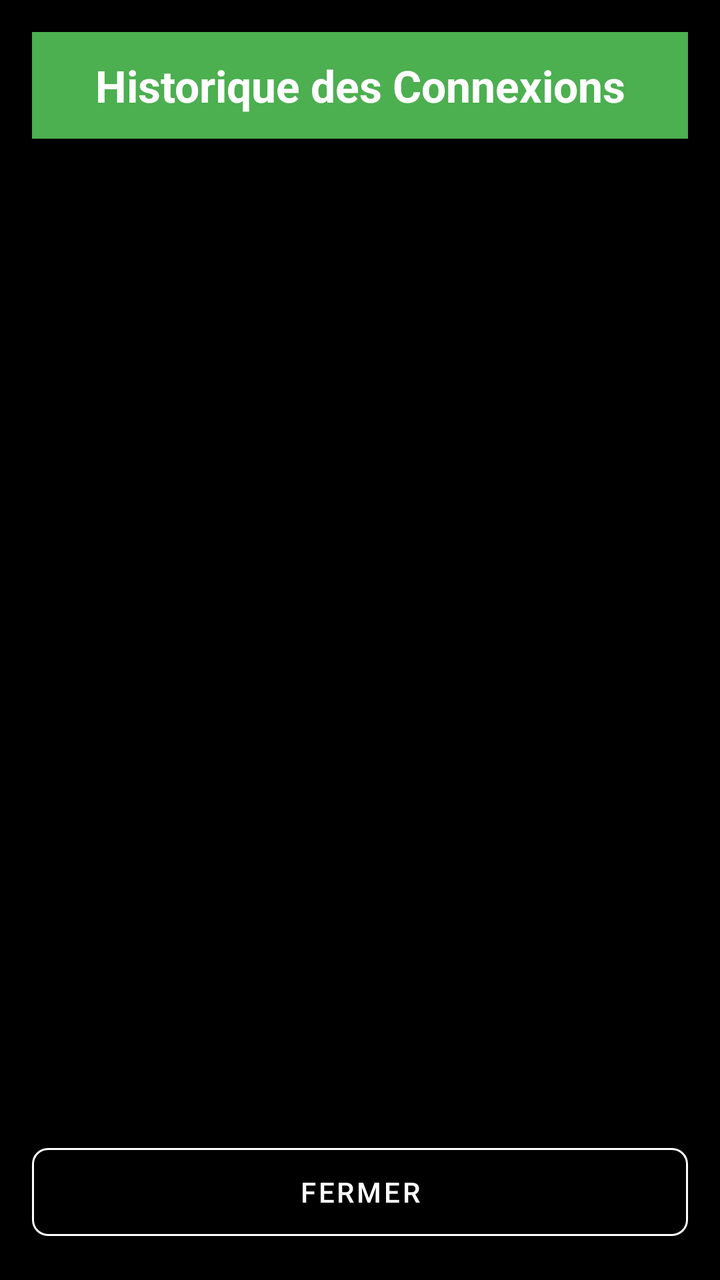
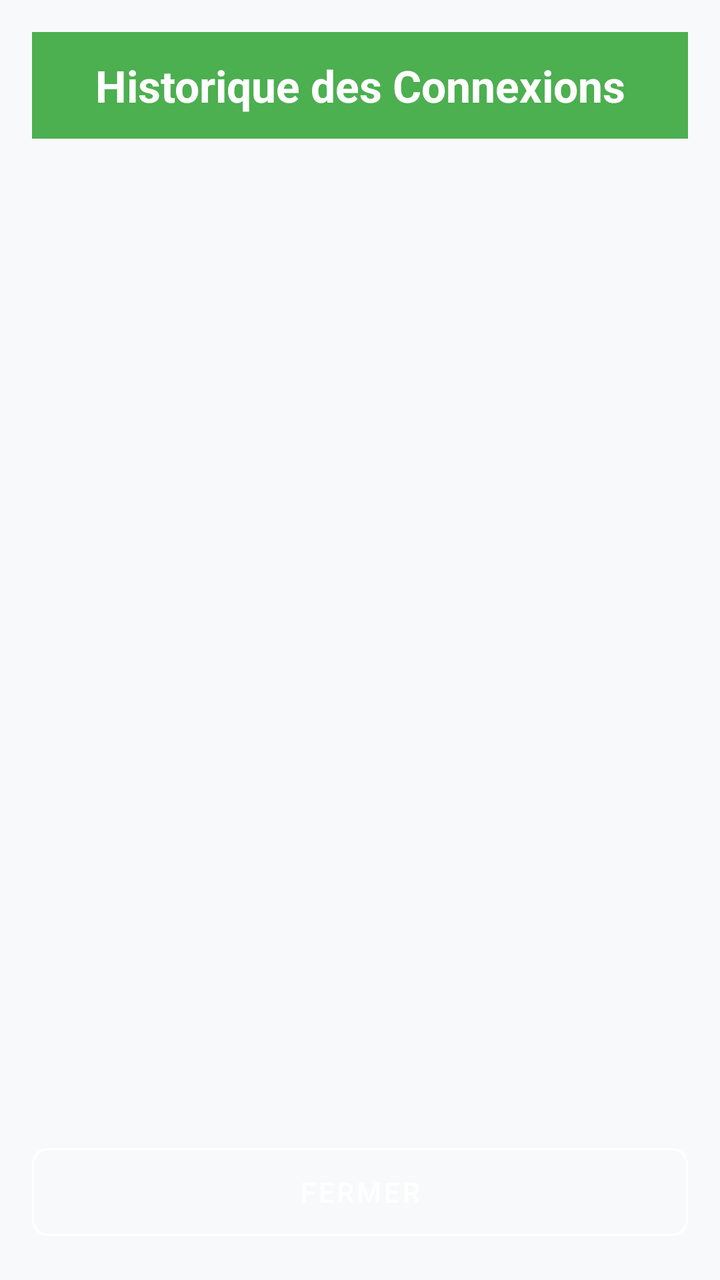

The first picture is an Android layout as it rendered before a commit; the second is the same layout after the commit. The layout source and the unified diff follow.
<!-- AndroidManifest.xml: application theme Theme.Poulailler_copilot -->
<!-- res/layout/activity_login_history.xml -->
<?xml version="1.0" encoding="utf-8"?>
<LinearLayout xmlns:android="http://schemas.android.com/apk/res/android"
    xmlns:app="http://schemas.android.com/apk/res-auto"
    android:layout_width="match_parent"
    android:layout_height="match_parent"
    android:background="@color/black"
    android:orientation="vertical"
    android:padding="16dp">

    <TextView
        android:layout_width="match_parent"
        android:layout_height="wrap_content"
        android:text="Historique des Connexions"
        android:textSize="22sp"
        android:textStyle="bold"
        android:background="#4CAF50"
        android:textColor="#FFFFFF"
        android:padding="12dp"
        android:layout_marginBottom="16dp"
        android:gravity="center"/>

    <androidx.recyclerview.widget.RecyclerView
        android:id="@+id/rvLoginHistory"
        android:layout_width="match_parent"
        android:layout_height="0dp"
        android:layout_weight="1" />

    <com.google.android.material.button.MaterialButton
        android:id="@+id/btnClose"
        android:layout_width="match_parent"
        android:layout_height="56dp"
        android:text="FERMER"
        android:layout_marginTop="8dp"
        app:cornerRadius="8dp"
        style="@style/Widget.MaterialComponents.Button.OutlinedButton"
        android:textColor="@color/white"
        app:strokeColor="@color/white"/>

</LinearLayout>
<!-- resources referenced by this layout -->
<resources>
  <color name="black">#FF000000</color>
  <color name="white">#FFFFFFFF</color>
  <style name="Theme.Poulailler_copilot" parent="Theme.MaterialComponents.DayNight.NoActionBar">
          
          <item name="colorPrimary">@color/primary</item>
          <item name="colorPrimaryVariant">@color/primary_variant</item>
          <item name="colorOnPrimary">@color/white</item>
  
          
          <item name="colorSecondary">@color/secondary</item>
          <item name="colorSecondaryVariant">@color/secondary_variant</item>
          <item name="colorOnSecondary">@color/white</item>
  
          
          <item name="android:windowBackground">@color/background</item>
          <item name="colorSurface">@color/surface</item>
          <item name="colorOnSurface">@color/text_primary</item>
          <item name="colorOnSurfaceVariant">@color/text_secondary</item>
  
          
          <item name="android:textColorPrimary">@color/text_primary</item>
          <item name="android:textColorSecondary">@color/text_secondary</item>
  
          
          <item name="android:statusBarColor">?attr/colorPrimaryVariant</item>
  
          
          <item name="materialCardViewStyle">@style/Widget.App.CardView</item>
          <item name="shapeAppearanceLargeComponent">@style/ShapeAppearance.App.LargeComponent</item>
  
          
          <item name="materialAlertDialogTheme">@style/ThemeOverlay.App.MaterialAlertDialog</item>
          <item name="alertDialogTheme">@style/ThemeOverlay.App.MaterialAlertDialog</item>
      </style>
  <color name="primary">#006D3A</color>
  <color name="primary_variant">#004D22</color>
  <color name="secondary">#43A047</color>
  <color name="secondary_variant">#2E7D32</color>
  <color name="background">@color/off_white</color>
  <color name="surface">#FFFFFF</color>
  <color name="text_primary">#1C1B1F</color>
  <color name="text_secondary">#49454F</color>
  <style name="Widget.App.CardView" parent="Widget.MaterialComponents.CardView">
          <item name="cardElevation">2dp</item>
          <item name="cardCornerRadius">16dp</item>
          <item name="cardBackgroundColor">@color/surface</item>
          <item name="strokeWidth">0dp</item>
      </style>
  <style name="ShapeAppearance.App.LargeComponent" parent="ShapeAppearance.MaterialComponents.LargeComponent">
          <item name="cornerFamily">rounded</item>
          <item name="cornerSize">16dp</item>
      </style>
  <style name="ThemeOverlay.App.MaterialAlertDialog" parent="ThemeOverlay.MaterialComponents.MaterialAlertDialog">
          <item name="colorSurface">@color/surface</item>
          <item name="colorOnSurface">@color/text_primary</item>
          <item name="android:textColorPrimary">@color/text_primary</item>
      </style>
  <color name="off_white">#F8F9FA</color>
</resources>

<!-- the commit's change to res/layout/activity_login_history.xml (unified diff, before → after) -->
@@ -3,7 +3,6 @@
     xmlns:app="http://schemas.android.com/apk/res-auto"
     android:layout_width="match_parent"
     android:layout_height="match_parent"
-    android:background="@color/black"
     android:orientation="vertical"
     android:padding="16dp">
 
<!-- resource entries referenced after the edit -->
@@ -1,6 +1,5 @@
 <!-- resources referenced by this layout -->
 <resources>
-  <color name="black">#FF000000</color>
   <color name="white">#FFFFFFFF</color>
   <style name="Theme.Poulailler_copilot" parent="Theme.MaterialComponents.DayNight.NoActionBar">
           
